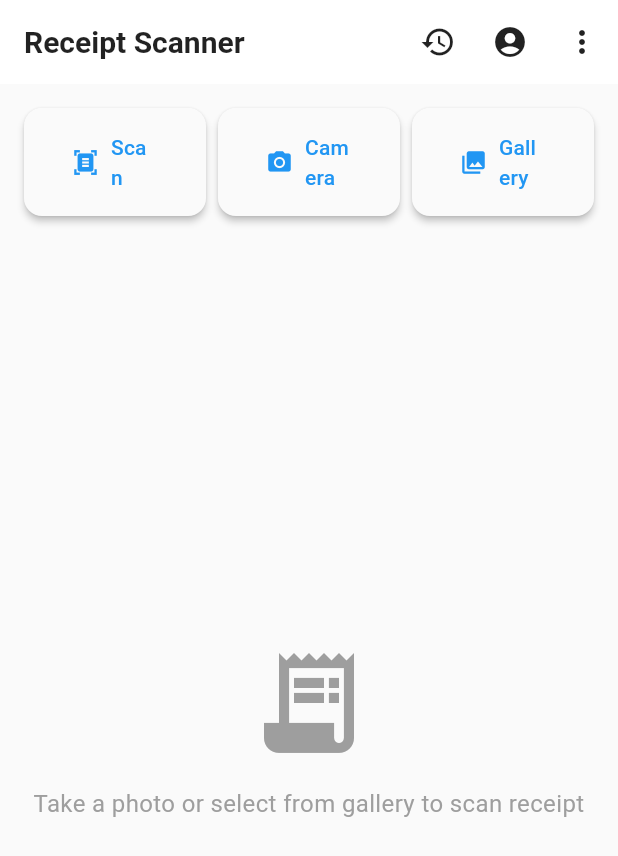
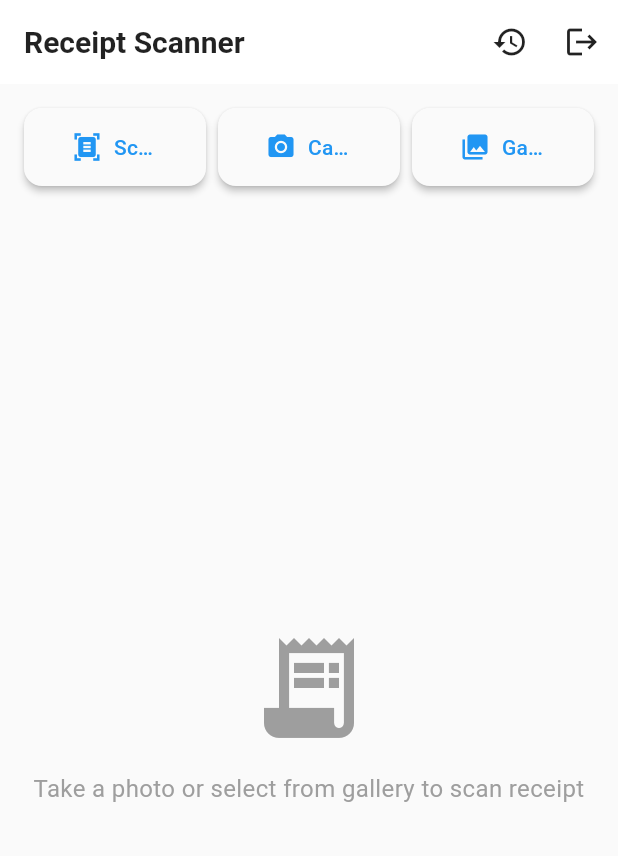
Before and after one commit to kenjisciometa/receipt-scanner, a Flutter app: the screen it shows once a user with an empty profile is signed in, on a phone screen of 412 x 824 dp. Shown: the top 856 px of the screen. Run offline on Flutter 3.47's test engine with Material 3 defaults, Android fonts, the phone set to English and light mode, and no system bars; our stand-ins replace flutter_dotenv, flutter_riverpod, go_router, image_picker, logger, share_plus and 1 more; missing offline and left inert: google_mlkit_document_scanner; accounts and stored records are empty.

Commit message:
TOPボタン変更

```diff
--- a/flutter_app/lib/screens/home/home_screen.dart
+++ b/flutter_app/lib/screens/home/home_screen.dart
@@ -249,8 +249,6 @@
 
   @override
   Widget build(BuildContext context) {
-    final currentUser = ref.watch(currentUserProvider);
-
     return Scaffold(
       appBar: AppBar(
         title: Text(AppConfig.appName),
@@ -261,37 +259,9 @@
             tooltip: 'History',
           ),
           IconButton(
-            icon: const Icon(Icons.account_circle),
-            onPressed: () => context.push('/account'),
-            tooltip: 'Account',
-          ),
-          PopupMenuButton<String>(
-            onSelected: (value) {
-              if (value == 'logout') {
-                _logout();
-              }
-            },
-            itemBuilder: (context) => [
-              PopupMenuItem(
-                value: 'user',
-                enabled: false,
-                child: Text(
-                  currentUser?.email ?? 'Unknown User',
-                  style: const TextStyle(fontWeight: FontWeight.bold),
-                ),
-              ),
-              const PopupMenuDivider(),
-              const PopupMenuItem(
-                value: 'logout',
-                child: Row(
-                  children: [
-                    Icon(Icons.logout),
-                    SizedBox(width: 8),
-                    Text('Logout'),
-                  ],
-                ),
-              ),
-            ],
+            icon: const Icon(Icons.logout),
+            onPressed: _logout,
+            tooltip: 'Logout',
           ),
         ],
       ),
@@ -300,33 +270,63 @@
         child: Column(
           crossAxisAlignment: CrossAxisAlignment.stretch,
           children: [
-            // Action Buttons
-            Row(
+            // Action Buttons - responsive layout
+            LayoutBuilder(
+              builder: (context, constraints) {
+                // Use vertical layout on narrow screens (< 360px)
+                if (constraints.maxWidth < 360) {
+                  return Column(
+                    crossAxisAlignment: CrossAxisAlignment.stretch,
+                    children: [
+                      ElevatedButton.icon(
+                        onPressed: _isScanning ? null : _documentScanAndProcess,
+                        icon: const Icon(Icons.document_scanner),
+                        label: const Text('Scan'),
+                      ),
+                      const SizedBox(height: 8),
+                      ElevatedButton.icon(
+                        onPressed: _isScanning ? null : _captureAndScanImage,
+                        icon: const Icon(Icons.camera_alt),
+                        label: const Text('Camera'),
+                      ),
+                      const SizedBox(height: 8),
+                      ElevatedButton.icon(
+                        onPressed: _isScanning ? null : _pickAndScanImage,
+                        icon: const Icon(Icons.photo_library),
+                        label: const Text('Gallery'),
+                      ),
+                    ],
+                  );
+                }
+                // Horizontal layout for wider screens
+                return Row(
                   children: [
                     Expanded(
                       child: ElevatedButton.icon(
                         onPressed: _isScanning ? null : _documentScanAndProcess,
-                    icon: const Icon(Icons.document_scanner),
-                    label: const Text('Scan'),
+                        icon: const Icon(Icons.document_scanner, size: 20),
+                        label: const Text('Scan', maxLines: 1, overflow: TextOverflow.ellipsis),
                       ),
                     ),
                     const SizedBox(width: 8),
                     Expanded(
                       child: ElevatedButton.icon(
                         onPressed: _isScanning ? null : _captureAndScanImage,
-                    icon: const Icon(Icons.camera_alt),
-                    label: const Text('Camera'),
+                        icon: const Icon(Icons.camera_alt, size: 20),
+                        label: const Text('Camera', maxLines: 1, overflow: TextOverflow.ellipsis),
                       ),
                     ),
                     const SizedBox(width: 8),
                     Expanded(
                       child: ElevatedButton.icon(
                         onPressed: _isScanning ? null : _pickAndScanImage,
-                    icon: const Icon(Icons.photo_library),
-                    label: const Text('Gallery'),
+                        icon: const Icon(Icons.photo_library, size: 20),
+                        label: const Text('Gallery', maxLines: 1, overflow: TextOverflow.ellipsis),
                       ),
                     ),
                   ],
+                );
+              },
             ),
             const SizedBox(height: 24),
 
```
Lines whose indentation alone changed are shown as unchanged.
